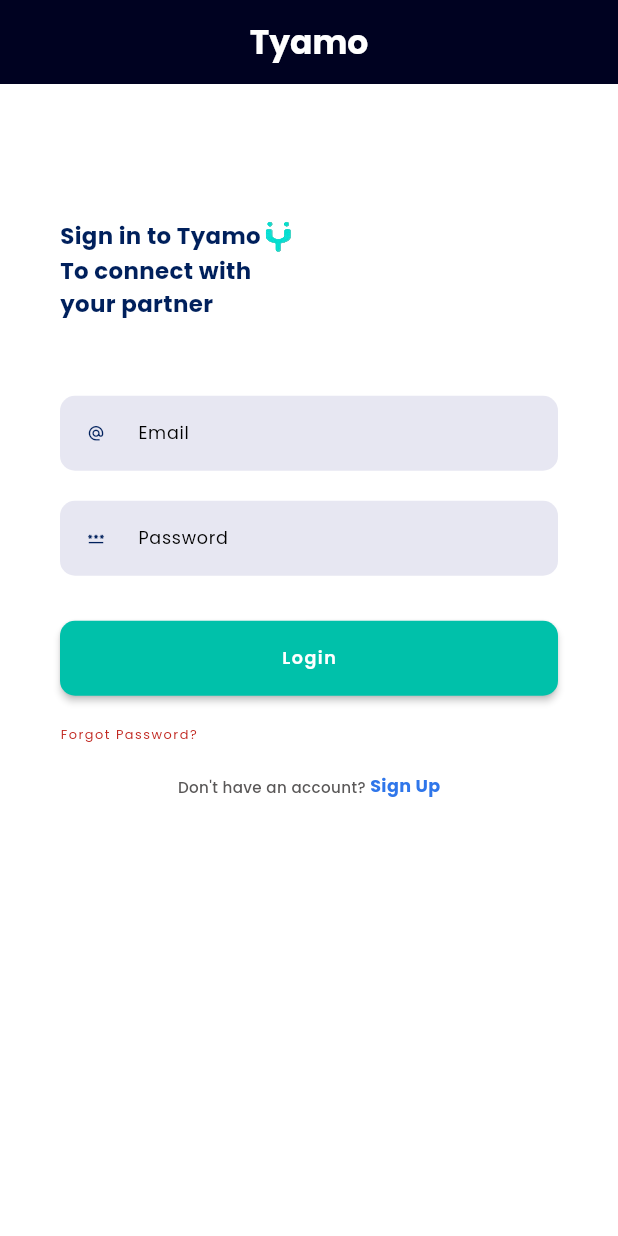
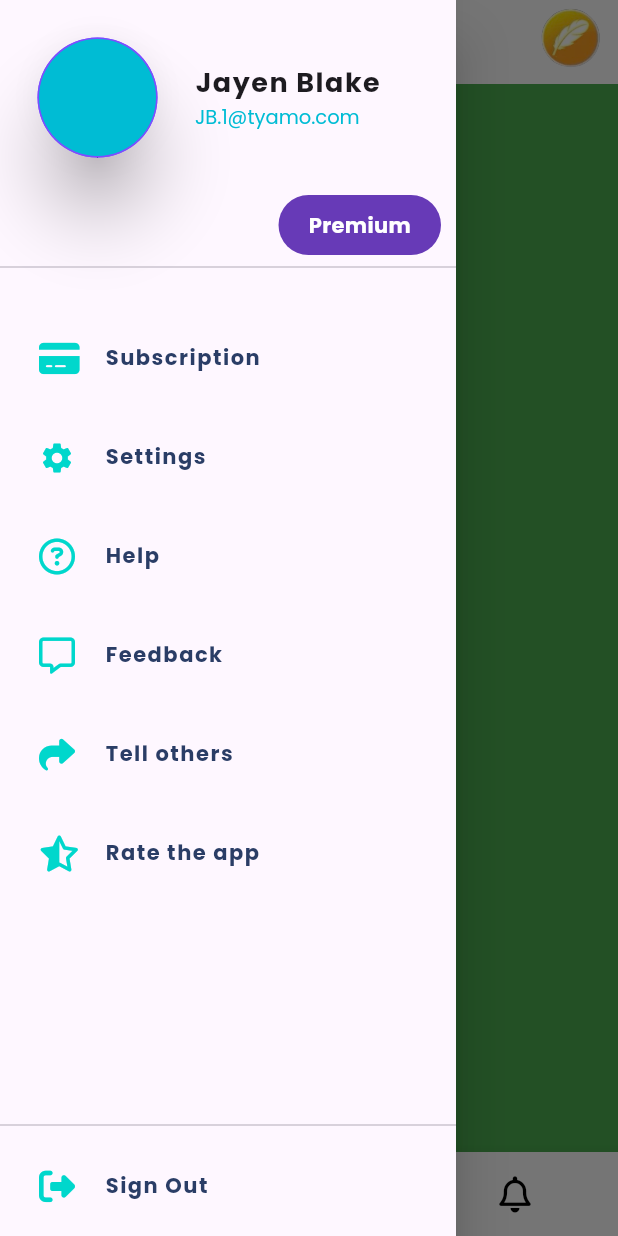
Before and after one commit to Atomic-Sol-Pvt-Ltd/tyamo, a Flutter app: the screen it shows after launch, with the side drawer open (before the commit the screen has no drawer), on a phone screen of 412 x 824 dp. Run offline on Flutter 3.47's test engine with Material 3 defaults, Android fonts, the phone set to English and light mode, and no system bars; drawn by our look-alikes of animated_bottom_navigation_bar, circular_profile_avatar, getwidget; our stand-ins replace font_awesome_flutter, google_fonts, page_transition, responsive_sizer, rounded_loading_button_plus.

Commit message:
drawer + home
done with drawer ui & little bit of home( dashboard ) ui i.e nav bar, app bar

```diff
--- a/lib/main.dart
+++ b/lib/main.dart
@@ -1,6 +1,7 @@
 import 'package:flutter/material.dart';
 import 'package:responsive_sizer/responsive_sizer.dart';
-import 'package:tyamo/views/auth/login.dart';
+// import 'package:tyamo/views/auth/login.dart';
+import 'package:tyamo/views/homepage/homepage.dart';
 
 void main() {
   runApp(const Tyamo());
@@ -21,7 +22,7 @@
           theme: ThemeData(
             colorScheme: ColorScheme.fromSeed(seedColor: Colors.deepPurple),
           ),
-          home: Login(),
+          home: Homepage(),
         );
       },
     );
--- /dev/null
+++ b/lib/views/homepage/homepage.dart
@@ -0,0 +1,249 @@
+import 'package:animated_bottom_navigation_bar/animated_bottom_navigation_bar.dart';
+import 'package:circular_profile_avatar/circular_profile_avatar.dart';
+import 'package:flutter/material.dart';
+import 'package:font_awesome_flutter/font_awesome_flutter.dart';
+import 'package:getwidget/components/drawer/gf_drawer.dart';
+import 'package:google_fonts/google_fonts.dart';
+import 'package:tyamo/views/widgets/homepage/drawer_list_tile.dart';
+
+class Homepage extends StatefulWidget {
+  const Homepage({super.key});
+
+  @override
+  State<Homepage> createState() => _HomepageState();
+}
+
+class _HomepageState extends State<Homepage> {
+
+  //! -- make key to enable the bottom nev to change pages
+  final GlobalKey<ScaffoldState> _homepageKey = GlobalKey();
+  //! -- list of icons for bottom nav
+  List<IconData> iconList = [
+    FontAwesomeIcons.circleUser,
+    FontAwesomeIcons.house,
+    FontAwesomeIcons.bell,
+  ];
+
+  int page = 1;
+  int pageView = 1;
+  PageController pageController = PageController(initialPage: 1);
+
+  Widget pageViewSection() {
+    return PageView(
+      controller: pageController,
+      onPageChanged: (value) {
+        setState(() {
+          page = value;
+        });
+      },
+      children: [
+        //! -- currently these are the things we using as screens
+        Container(color: Colors.amber),
+        Container(color: Colors.green),
+        Container(color: Colors.red),
+      ],
+    );
+  }
+
+  @override
+  Widget build(BuildContext context) {
+    return Scaffold(
+      key: _homepageKey,
+      backgroundColor: Colors.white,
+
+      //! -- Appbar
+      appBar: AppBar(
+        elevation: 0,
+        title: SizedBox(
+          height: 100,
+          width: 100,
+          child: Image.asset(
+            "assets/images/logo.png",
+            filterQuality: FilterQuality.high,
+          ),
+        ),
+        backgroundColor: Colors.white,
+        centerTitle: true,
+        leading: GestureDetector(
+          onTap: () {
+            _homepageKey.currentState!.openDrawer();
+          },
+          child: Icon(Icons.menu, color: Colors.black),
+        ),
+        actions: [
+          Container(
+            width: 60,
+            padding: EdgeInsets.symmetric(horizontal: 5),
+            child: Image.asset(
+              "assets/dashboard/message.png",
+              filterQuality: FilterQuality.high,
+            ),
+          ),
+        ],
+      ),
+
+
+      //! -- Drawer
+      drawer: GFDrawer(
+        child: Column(
+          children: [
+            Expanded(
+              flex: 0,
+              child: Column(
+                children: [
+                  //! -- Drawer Header
+                  Row(
+                    children: [
+                      //? -- For Profile Avatar
+                      Container(
+                        padding: EdgeInsets.symmetric(
+                          horizontal: 25,
+                          vertical: 25,
+                        ),
+                        child: CircularProfileAvatar(
+                          "",
+                          backgroundColor: Colors.cyan,
+                          borderWidth: 1,
+                          borderColor: Colors.deepPurpleAccent,
+                          elevation: 20,
+                          radius: 40,
+                          cacheImage: true,
+                          errorWidget: (context, url, error) {
+                            return Icon(Icons.face, size: 50);
+                          },
+                          onTap: () {
+                            pageController.animateToPage(
+                              0,
+                              duration: Duration(microseconds: 300),
+                              curve: Curves.linear,
+                            );
+                            Navigator.of(context).pop();
+                          },
+                          animateFromOldImageOnUrlChange: true,
+                          placeHolder: (context, url) {
+                            return Center(child: CircularProgressIndicator());
+                          },
+                        ),
+                      ),
+
+                      //? -- For Name & e-mail
+                      Flexible(
+                        child: Column(
+                          crossAxisAlignment: CrossAxisAlignment.start,
+                          children: [
+                            Text(
+                              "Jayen Blake",
+                              textAlign: TextAlign.left,
+                              style: GoogleFonts.poppins(
+                                fontWeight: FontWeight.bold,
+                                fontSize: 18,
+                                letterSpacing: 1,
+                              ),
+                            ),
+                            Text(
+                              "JB.1@tyamo.com",
+                              textAlign: TextAlign.left,
+                              style: GoogleFonts.poppins(
+                                color: Colors.cyan,
+                                fontSize: 13,
+                                letterSpacing: 0,
+                              ),
+                            ),
+                          ],
+                        ),
+                      ),
+                    ],
+                  ),
+                ],
+              ),
+            ),
+
+            //? -- For Button (Premium)
+            Expanded(
+              flex: 0,
+              child: Row(
+                mainAxisAlignment: MainAxisAlignment.end,
+                children: [
+                  Padding(
+                    padding: const EdgeInsets.symmetric(horizontal: 10),
+                    child: Container(
+                      padding: EdgeInsets.symmetric(
+                        horizontal: 20,
+                        vertical: 10,
+                      ),
+                      decoration: BoxDecoration(
+                        color: Colors.deepPurple,
+                        borderRadius: BorderRadius.all(Radius.circular(50)),
+                      ),
+                      child: Text(
+                        "Premium",
+                        textAlign: TextAlign.center,
+                        style: GoogleFonts.poppins(
+                          fontWeight: FontWeight.bold,
+                          color: Colors.white,
+                        ),
+                      ),
+                    ),
+                  ),
+                ],
+              ),
+            ),
+
+
+            //! -- Divider
+            Expanded(flex: 0, child: Divider()),
+
+            //! -- Drawer Body
+            SizedBox(height: 20,),
+            Column(
+              children: [
+                DrawerListTile(iconName: FontAwesomeIcons.solidCreditCard, tileTitle: "Subscription"),
+                DrawerListTile(iconName: Icons.settings,                   tileTitle: "Settings"),
+                DrawerListTile(iconName: FontAwesomeIcons.circleQuestion,  tileTitle: "Help"),
+                DrawerListTile(iconName: FontAwesomeIcons.message,         tileTitle: "Feedback"),
+                DrawerListTile(iconName: FontAwesomeIcons.share,           tileTitle: "Tell others"),
+                DrawerListTile(iconName: FontAwesomeIcons.starHalfStroke,  tileTitle: "Rate the app"),
+              ],
+            ),
+
+            //! -- Drawer Bottom
+            Expanded(child: Align(
+              alignment: Alignment.bottomCenter,
+              child: Column(
+                mainAxisAlignment: MainAxisAlignment.end,
+                children: [
+                  Divider(),
+                  DrawerListTile(iconName: FontAwesomeIcons.rightFromBracket, tileTitle: "Sign Out")
+                ],
+              ),
+            ))
+          ],
+        ),
+      ),
+
+      //! -- Bottom navigation
+      bottomNavigationBar: AnimatedBottomNavigationBar(
+        icons: iconList,
+        activeIndex: page,
+        activeColor: Colors.purple,
+        inactiveColor: Colors.black,
+        splashSpeedInMilliseconds: 300,
+        notchSmoothness: NotchSmoothness.smoothEdge,
+        leftCornerRadius: 32,
+        rightCornerRadius: 32,
+        gapLocation: GapLocation.none,
+        onTap: (p0) {
+          setState(() {
+            pageView = p0;
+            pageController.animateToPage(
+              p0,
+              duration: Duration(milliseconds: 200),
+              curve: Curves.linear,
+            );
+          });
+        },
+      ),
+      body: pageViewSection(),
+    );
+  }
+}
--- /dev/null
+++ b/lib/views/widgets/homepage/drawer_list_tile.dart
@@ -0,0 +1,45 @@
+import 'package:flutter/material.dart';
+import 'package:google_fonts/google_fonts.dart';
+
+class DrawerListTile extends StatelessWidget {
+  const DrawerListTile({super.key, required this.iconName, required this.tileTitle});
+  final IconData iconName;
+  final String tileTitle;
+
+  @override
+  Widget build(BuildContext context) {
+    return GestureDetector(
+      onTap: () {},
+      child: ListTile(
+        title: Container(
+          alignment: Alignment.center,
+          height: 50,
+          child: Row(
+            children: [
+              Padding(
+                padding: EdgeInsets.symmetric(horizontal: 10),
+                child: Icon(
+                  iconName,
+                  color: Color(0xff00D7CC),
+                ),
+              ),
+              Padding(
+                padding: EdgeInsets.symmetric(horizontal: 10),
+                child: Text(
+                  tileTitle,
+                  textAlign: TextAlign.left,
+                  style: GoogleFonts.poppins(
+                    fontWeight: FontWeight.w700,
+                    fontSize: 14,
+                    letterSpacing: 1,
+                    color: Color(0xff2a3d66),
+                  ),
+                ),
+              ),
+            ],
+          ),
+        ),
+      ),
+    );
+  }
+}
--- a/pubspec.yaml
+++ b/pubspec.yaml
@@ -40,6 +40,8 @@
   getwidget: ^6.0.0
   page_transition: ^2.2.1
   responsive_sizer: ^3.3.1
+  animated_bottom_navigation_bar: ^1.4.0
+  font_awesome_flutter: ^10.8.0
 
 dev_dependencies:
   flutter_test:
@@ -71,6 +73,7 @@
     - assets/images/profile_setup_bg.jpg
     - assets/images/empty.png
     - assets/images/invite.png
+    - assets/dashboard/message.png
 
   # An image asset can refer to one or more resolution-specific "variants", see
   # https://flutter.dev/to/resolution-aware-images
```
Also changed, not shown: assets/dashboard/message.png (added), pubspec.lock.
